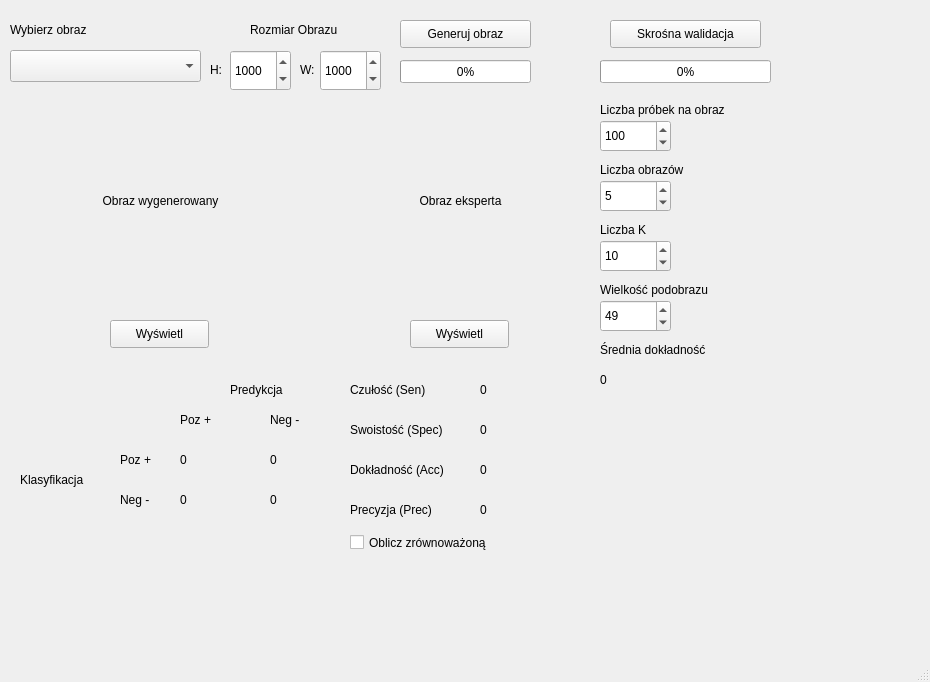
Ryookia/Iwm-eye, file window_gui.ui: the form before one commit.
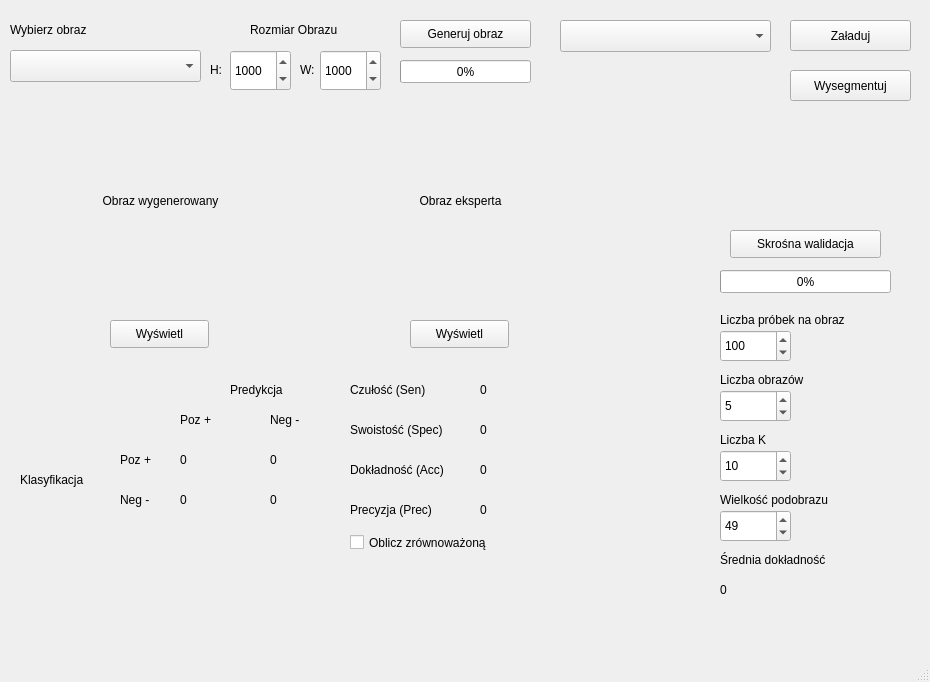
The form after the commit.

What changed in the file:
```diff
--- a/window_gui.ui
+++ b/window_gui.ui
@@ -358,8 +358,8 @@
             <widget class="QPushButton" name="kfoldButton">
                 <property name="geometry">
                     <rect>
-                        <x>610</x>
-                        <y>20</y>
+                        <x>730</x>
+                        <y>230</y>
                         <width>151</width>
                         <height>28</height>
                     </rect>
@@ -371,8 +371,8 @@
             <widget class="QProgressBar" name="learnBar">
                 <property name="geometry">
                     <rect>
-                        <x>600</x>
-                        <y>60</y>
+                        <x>720</x>
+                        <y>270</y>
                         <width>171</width>
                         <height>23</height>
                     </rect>
@@ -384,8 +384,8 @@
             <widget class="QLabel" name="accuracyLabel">
                 <property name="geometry">
                     <rect>
-                        <x>600</x>
-                        <y>370</y>
+                        <x>720</x>
+                        <y>580</y>
                         <width>68</width>
                         <height>20</height>
                     </rect>
@@ -397,8 +397,8 @@
             <widget class="QLabel" name="label_10">
                 <property name="geometry">
                     <rect>
-                        <x>600</x>
-                        <y>100</y>
+                        <x>720</x>
+                        <y>310</y>
                         <width>171</width>
                         <height>20</height>
                     </rect>
@@ -410,8 +410,8 @@
             <widget class="QLabel" name="label_13">
                 <property name="geometry">
                     <rect>
-                        <x>600</x>
-                        <y>160</y>
+                        <x>720</x>
+                        <y>370</y>
                         <width>171</width>
                         <height>20</height>
                     </rect>
@@ -423,8 +423,8 @@
             <widget class="QLabel" name="label_14">
                 <property name="geometry">
                     <rect>
-                        <x>600</x>
-                        <y>220</y>
+                        <x>720</x>
+                        <y>430</y>
                         <width>161</width>
                         <height>20</height>
                     </rect>
@@ -436,8 +436,8 @@
             <widget class="QLabel" name="label_15">
                 <property name="geometry">
                     <rect>
-                        <x>600</x>
-                        <y>280</y>
+                        <x>720</x>
+                        <y>490</y>
                         <width>161</width>
                         <height>20</height>
                     </rect>
@@ -449,8 +449,8 @@
             <widget class="QSpinBox" name="probCount">
                 <property name="geometry">
                     <rect>
-                        <x>600</x>
-                        <y>120</y>
+                        <x>720</x>
+                        <y>330</y>
                         <width>71</width>
                         <height>32</height>
                     </rect>
@@ -465,8 +465,8 @@
             <widget class="QSpinBox" name="imageCount">
                 <property name="geometry">
                     <rect>
-                        <x>600</x>
-                        <y>180</y>
+                        <x>720</x>
+                        <y>390</y>
                         <width>71</width>
                         <height>32</height>
                     </rect>
@@ -478,8 +478,8 @@
             <widget class="QSpinBox" name="kCount">
                 <property name="geometry">
                     <rect>
-                        <x>600</x>
-                        <y>240</y>
+                        <x>720</x>
+                        <y>450</y>
                         <width>71</width>
                         <height>32</height>
                     </rect>
@@ -491,8 +491,8 @@
             <widget class="QSpinBox" name="boxSize">
                 <property name="geometry">
                     <rect>
-                        <x>600</x>
-                        <y>300</y>
+                        <x>720</x>
+                        <y>510</y>
                         <width>71</width>
                         <height>32</height>
                     </rect>
@@ -504,8 +504,8 @@
             <widget class="QLabel" name="label_16">
                 <property name="geometry">
                     <rect>
-                        <x>600</x>
-                        <y>340</y>
+                        <x>720</x>
+                        <y>550</y>
                         <width>171</width>
                         <height>20</height>
                     </rect>
@@ -604,6 +604,42 @@
                     <string>Oblicz zrównoważoną</string>
                 </property>
             </widget>
+            <widget class="QPushButton" name="loadModelButton">
+                <property name="geometry">
+                    <rect>
+                        <x>790</x>
+                        <y>20</y>
+                        <width>121</width>
+                        <height>31</height>
+                    </rect>
+                </property>
+                <property name="text">
+                    <string>Załaduj</string>
+                </property>
+            </widget>
+            <widget class="QComboBox" name="modelList">
+                <property name="geometry">
+                    <rect>
+                        <x>560</x>
+                        <y>20</y>
+                        <width>211</width>
+                        <height>32</height>
+                    </rect>
+                </property>
+            </widget>
+            <widget class="QPushButton" name="predictButton">
+                <property name="geometry">
+                    <rect>
+                        <x>790</x>
+                        <y>70</y>
+                        <width>121</width>
+                        <height>31</height>
+                    </rect>
+                </property>
+                <property name="text">
+                    <string>Wysegmentuj</string>
+                </property>
+            </widget>
         </widget>
         <widget class="QMenuBar" name="menubar">
             <property name="geometry">
```
